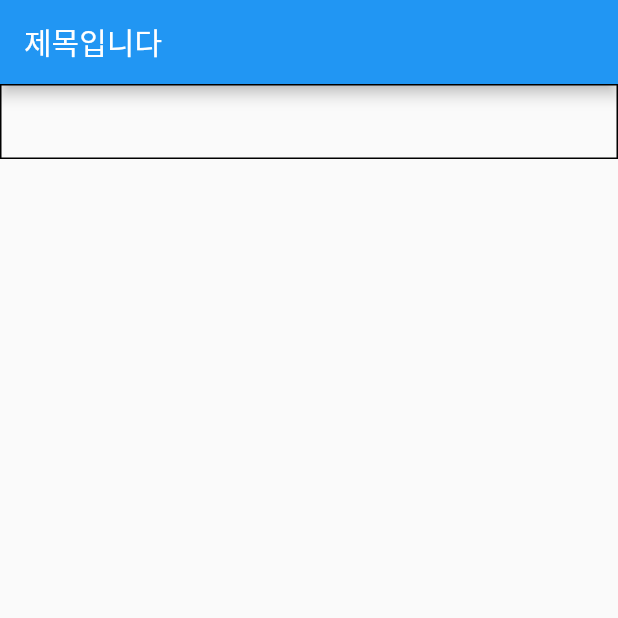
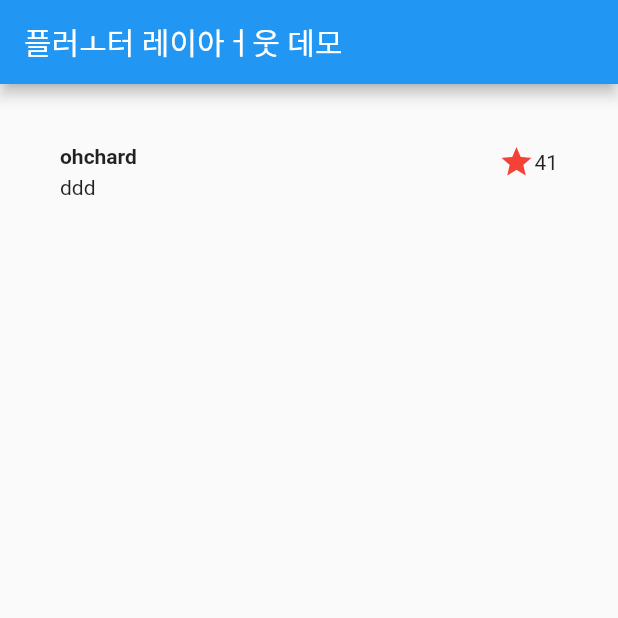
Before and after one commit to study-report/flutter-meister, a Flutter app: the screen it shows after launch, on a phone screen of 412 x 824 dp, the top half of it. Run offline on Flutter 3.47's test engine with Material 2 defaults, Android fonts, the phone set to English and light mode, and no system bars.

Commit message:
플러터 레이아웃 공부 추가

```diff
--- a/lib/main.dart
+++ b/lib/main.dart
@@ -1,29 +1,54 @@
 import 'package:flutter/material.dart';
 
 void main() {
-  runApp(const MyApp());
+  runApp(MyApp());
 }
 
 class MyApp extends StatelessWidget {
-  const MyApp({Key? key}) : super(key: key);
-
+  // This widget is the root of your application.
   @override
   Widget build(BuildContext context) {
     return MaterialApp(
+        title: 'Flutter Demo',
+        theme: ThemeData(
+          primarySwatch: Colors.blue,
+        ),
         home: Scaffold(
-            appBar: AppBar(
-              title: Text('제목입니다'),
-            ),
-            body: Align(
-              alignment: Alignment.topCenter,
-              child: Container(
-                width: double.infinity,
-                height: 50,
-                padding: EdgeInsets.all(20),
-                decoration: BoxDecoration(
-                  border: Border.all(color: Colors.black),
+          appBar: titleSection,
+          body: bodySection,
+        ));
+  }
+
+  PreferredSizeWidget titleSection = AppBar(
+    title: Container(
+        child: Row(
+      mainAxisAlignment: MainAxisAlignment.start,
+      children: [Text('플러ㅗ터 레이아ㅓ웃 데모')],
+    )),
+  );
+
+  Widget bodySection = Container(
+      padding: EdgeInsets.all(40),
+      child: Row(
+        crossAxisAlignment: CrossAxisAlignment.start,
+        mainAxisAlignment: MainAxisAlignment.spaceBetween,
+        children: [
+          Column(
+            crossAxisAlignment: CrossAxisAlignment.start,
+            children: [
+              Text(
+                "ohchard",
+                style: TextStyle(fontWeight: FontWeight.w700),
+              ),
+              Container(
+                padding: EdgeInsets.only(top: 5),
+                child: Text(
+                  'ddd',
                 ),
-              ),
-            )));
-  }
+              )
+            ],
+          ),
+          Row(children: [Icon(Icons.star, color: Colors.red), Text('41')])
+        ],
+      ));
 }
```
Also changed, not shown: pubspec.lock.
